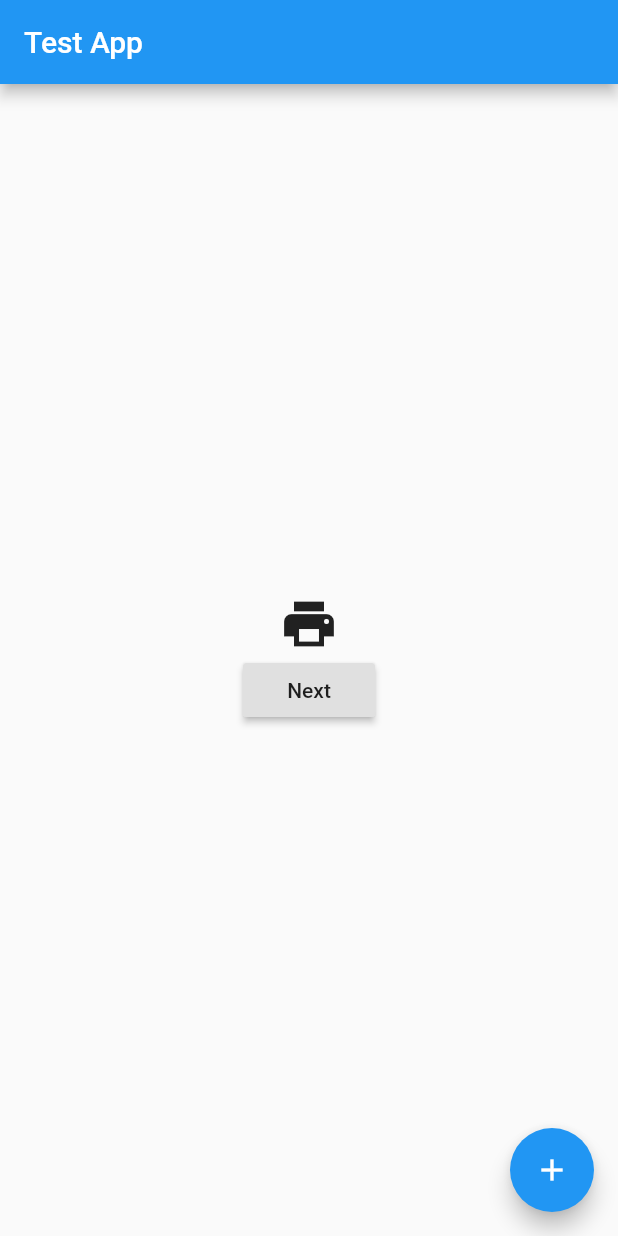
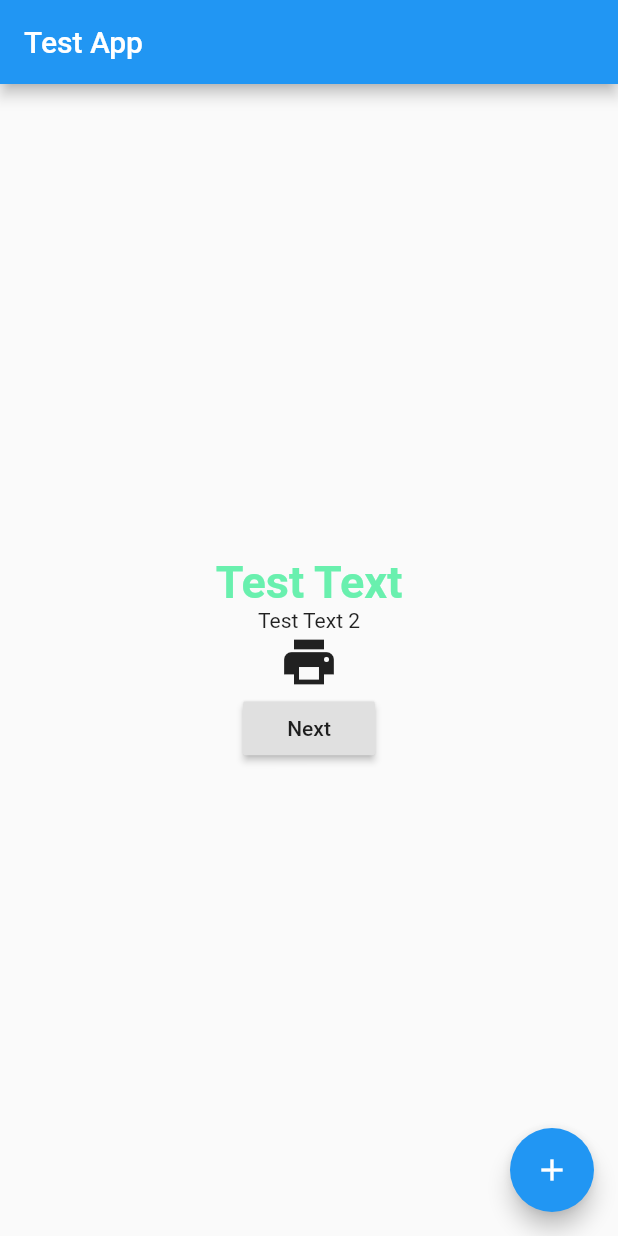
Before and after one commit to k3forx/myapp, a Flutter app: the screen it shows after launch, on a phone screen of 412 x 824 dp. Run offline on Flutter 3.47's test engine with Material 2 defaults, Android fonts, the phone set to English and light mode, and no system bars.

Commit message:
text deco

```diff
--- a/lib/main.dart
+++ b/lib/main.dart
@@ -53,6 +53,18 @@ class _MyHomePageState extends State<MyHomePage> {
         child: Column(
           mainAxisAlignment: MainAxisAlignment.center,
           children: <Widget>[
+            Text(
+              'Test Text',
+              style: TextStyle(
+                fontSize: 30,
+                color: Colors.greenAccent,
+                fontWeight: FontWeight.bold,
+              ),
+            ),
+            Text(
+              'Test Text 2',
+              style: TextStyle(),
+            ),
             // Image.network(
             //     'https://flutter.github.io/assets-for-api-docs/assets/widgets/owl-2.jpg'),
             Icon(
```
